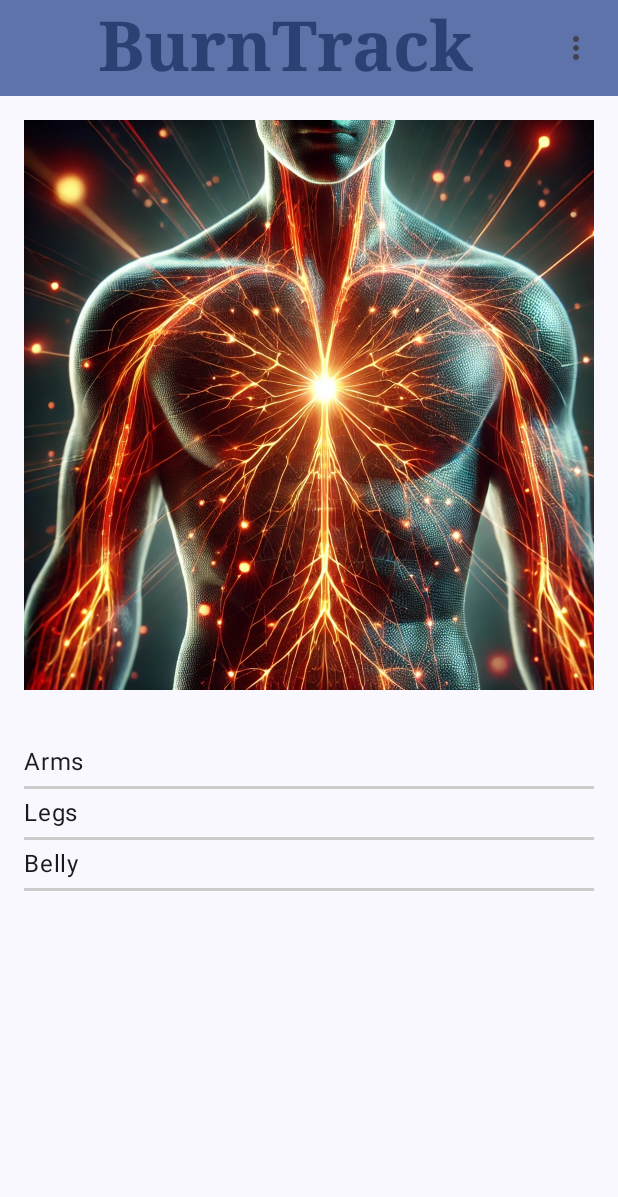
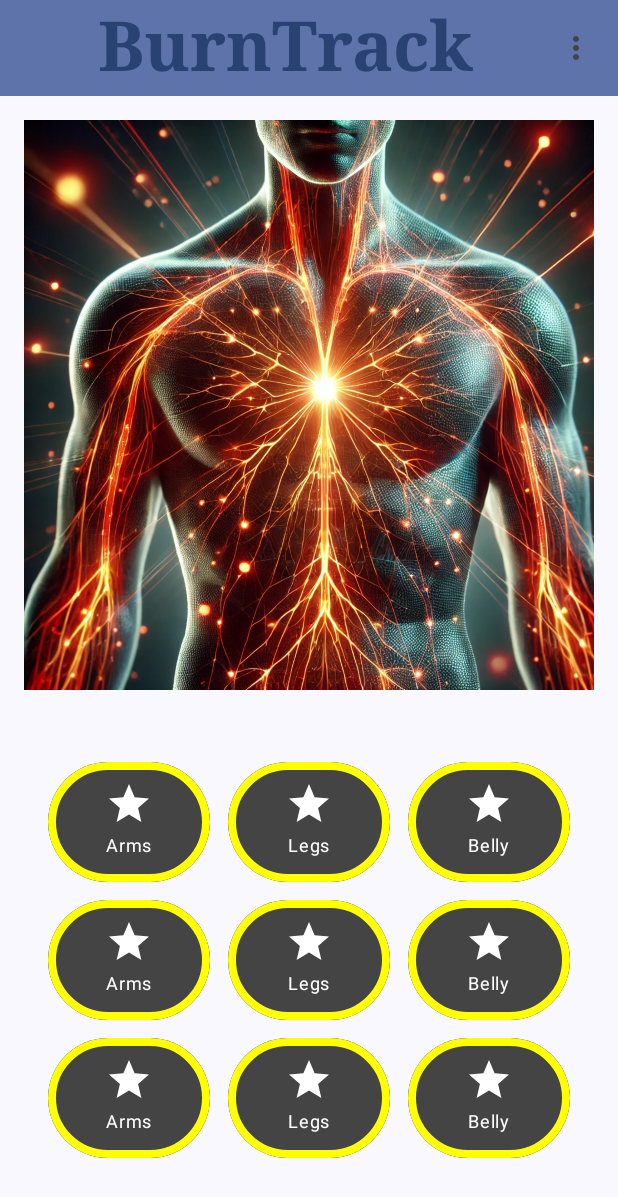
Before and after one commit to upeksha-c/BurnTrack, an Android app built with Jetpack Compose: the screen it shows after launch (MainActivity), on a phone screen of 412 x 824 dp. Shown: the top 1197 px of the screen. Run offline under Robolectric (Android 15) with nearby library versions, the phone set to English and light mode, and no system bars.

Commit message:
Create clicable buttons instead of bodypart list

```diff
--- /dev/null
+++ b/app/src/main/java/com/example/burntrack/ui/components/BodyPartButtonGrid.kt
@@ -0,0 +1,27 @@
+package com.example.burntrack.ui.components
+
+import androidx.compose.foundation.layout.Arrangement
+import androidx.compose.foundation.layout.padding
+import androidx.compose.foundation.lazy.grid.GridCells
+import androidx.compose.foundation.lazy.grid.LazyVerticalGrid
+import androidx.compose.foundation.lazy.grid.items
+import androidx.compose.runtime.Composable
+import androidx.compose.ui.Modifier
+import androidx.compose.ui.unit.dp
+
+
+@Composable
+fun BodyPartButtonGrid(modifier: Modifier = Modifier, parts: List<String>) {
+    LazyVerticalGrid (
+        columns = GridCells.Fixed(3),
+        modifier = modifier
+            .padding(16.dp),
+        verticalArrangement = Arrangement.spacedBy(12.dp),
+        horizontalArrangement = Arrangement.spacedBy(12.dp)
+    )
+    {
+        items(parts) { part ->
+            CircularButton(label = part)
+        }
+    }
+}
--- a/app/src/main/java/com/example/burntrack/ui/components/BodyParts.kt
+++ b/app/src/main/java/com/example/burntrack/ui/components/BodyParts.kt
@@ -10,6 +10,7 @@ import androidx.compose.ui.Modifier
 import androidx.compose.ui.graphics.Color
 import androidx.compose.ui.unit.dp
 
+/*
 @Composable
 fun BodyParts(modifier: Modifier = Modifier, parts: List<String>) {
     LazyColumn (
@@ -24,4 +25,4 @@ fun BodyParts(modifier: Modifier = Modifier, parts: List<String>) {
             HorizontalDivider(color = Color.LightGray, thickness = 2.dp)
         }
     }
-}
+}*/
--- /dev/null
+++ b/app/src/main/java/com/example/burntrack/ui/components/CircularButton.kt
@@ -0,0 +1,52 @@
+package com.example.burntrack.ui.components
+
+import androidx.compose.foundation.background
+import androidx.compose.foundation.border
+import androidx.compose.foundation.clickable
+import androidx.compose.foundation.layout.Box
+import androidx.compose.foundation.layout.Column
+import androidx.compose.foundation.layout.size
+import androidx.compose.foundation.shape.CircleShape
+import androidx.compose.material.icons.Icons
+import androidx.compose.material.icons.filled.Star
+import androidx.compose.material3.Icon
+import androidx.compose.material3.Text
+import androidx.compose.runtime.Composable
+import androidx.compose.ui.Alignment
+import androidx.compose.ui.Modifier
+import androidx.compose.ui.draw.clip
+import androidx.compose.ui.graphics.Color
+import androidx.compose.ui.unit.dp
+import androidx.compose.ui.unit.sp
+
+
+@Composable
+fun CircularButton(label: String){
+    Box(
+        modifier = Modifier
+            .size(80.dp)
+            .clip(CircleShape)
+            .background(Color.DarkGray)
+            .clickable {  }
+            .border(
+                5.dp,
+                Color.Yellow,
+                CircleShape
+            ),
+        contentAlignment = Alignment.Center
+    ) {
+        Column (horizontalAlignment = Alignment.CenterHorizontally){
+            Icon(
+                Icons.Default.Star,
+                contentDescription = label,
+                tint = Color.White,
+                modifier = Modifier.size(32.dp)
+            )
+            Text(
+                text = label,
+                color = Color.White,
+                fontSize = 12.sp
+            )
+        }
+    }
+}
--- a/app/src/main/java/com/example/burntrack/ui/screens/HomeScreen.kt
+++ b/app/src/main/java/com/example/burntrack/ui/screens/HomeScreen.kt
@@ -17,7 +17,7 @@ import com.example.burntrack.ui.components.MainTopBar
 import androidx.compose.foundation.lazy.LazyColumn
 import androidx.compose.foundation.lazy.items
 import androidx.lifecycle.viewmodel.compose.viewModel
-import com.example.burntrack.ui.components.BodyParts
+import com.example.burntrack.ui.components.BodyPartButtonGrid
 import com.example.burntrack.viewmodel.BodyPartViewModel
 
 
@@ -38,7 +38,7 @@ fun HomeScreen(navController: NavController, bodyPartViewModel: BodyPartViewMode
                     .fillMaxWidth()
                     .padding(16.dp)
             )
-            BodyParts(
+            BodyPartButtonGrid(
                 modifier = Modifier
                     .fillMaxWidth()
                     .padding(16.dp),
--- a/app/src/main/java/com/example/burntrack/viewmodel/BodyPartViewModel.kt
+++ b/app/src/main/java/com/example/burntrack/viewmodel/BodyPartViewModel.kt
@@ -8,5 +8,11 @@ class BodyPartViewModel: ViewModel() {
         bodyParts.add("Arms")
         bodyParts.add("Legs")
         bodyParts.add("Belly")
+        bodyParts.add("Arms")
+        bodyParts.add("Legs")
+        bodyParts.add("Belly")
+        bodyParts.add("Arms")
+        bodyParts.add("Legs")
+        bodyParts.add("Belly")
     }
 }
```
